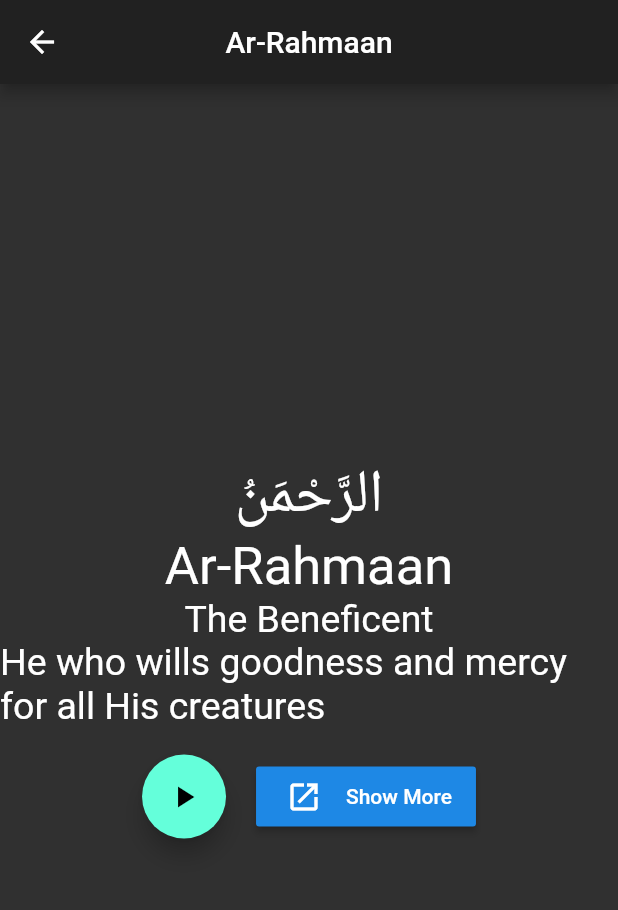
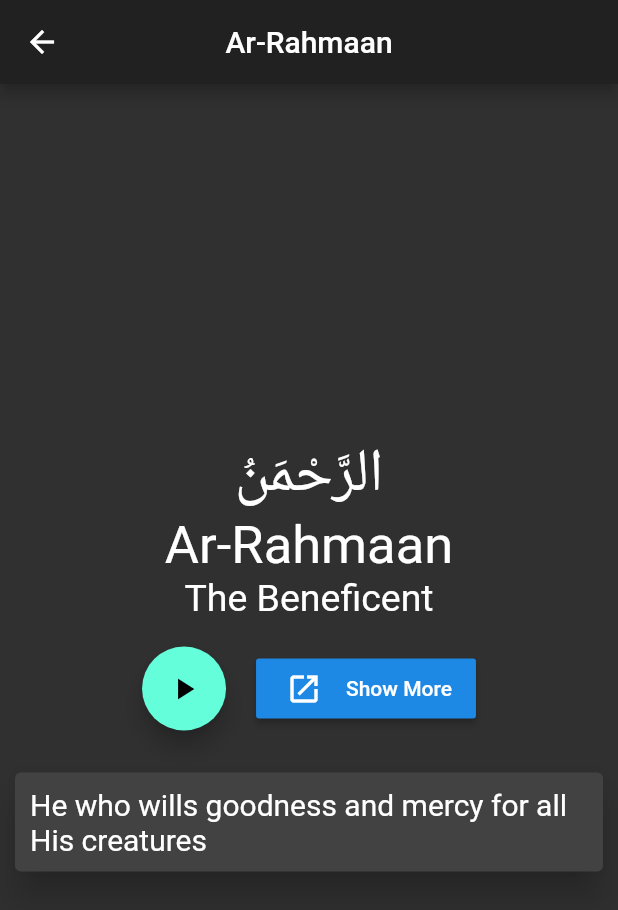
Before and after one commit to mortuzahossain/asma-ul-husna, a Flutter app: the screen it shows after launch, after a tap on "الرَّحْمَنُ", on a phone screen of 412 x 824 dp. Shown: the top 910 px of the screen. Run offline on Flutter 3.47's test engine with Material 2 defaults, Android fonts, the phone set to English and light mode, and no system bars.

Commit message:
Add card design in details view

```diff
--- a/lib/details.dart
+++ b/lib/details.dart
@@ -31,10 +31,6 @@ class NameDetails extends StatelessWidget {
               data.meaning,
               style: TextStyle(fontSize: 25.0),
             ),
-            Text(
-              data.description,
-              style: TextStyle(fontSize: 25.0),
-            ),
             Padding(
               padding: const EdgeInsets.all(18.0),
               child: Row(
@@ -61,6 +57,18 @@ class NameDetails extends StatelessWidget {
                   )
                 ],
               ),
+            ),
+            Card(
+              margin: EdgeInsets.all(10.0),
+              elevation: 10.0,
+              child:
+                Container(
+                  margin: EdgeInsets.all(10.0),
+                  child: Text(
+                    data.description,
+                    style: TextStyle(fontSize: 20.0),
+                  ),
+                ),
             )
           ],
         ),
--- a/lib/main.dart
+++ b/lib/main.dart
@@ -37,8 +37,9 @@ class _HomeState extends State<Home> {
           crossAxisCount:2,
           childAspectRatio: 0.80,
           children: List.generate(data.length, (index) {
-            // return getStructuredGridCell(context,Name(data[index][1],data[index][2],data[index][3],data[index][4],data[index][5]));
-            return getStructuredGridCell(context,Name(data[index][1],data[index][2],data[index][3], data[index][4],data[index][5],data[index][6]));
+            return getStructuredGridCell(context,
+              Name(data[index][1],data[index][2],data[index][3], data[index][4],data[index][5],data[index][6])
+            );
           })
         ),
       ),
```
